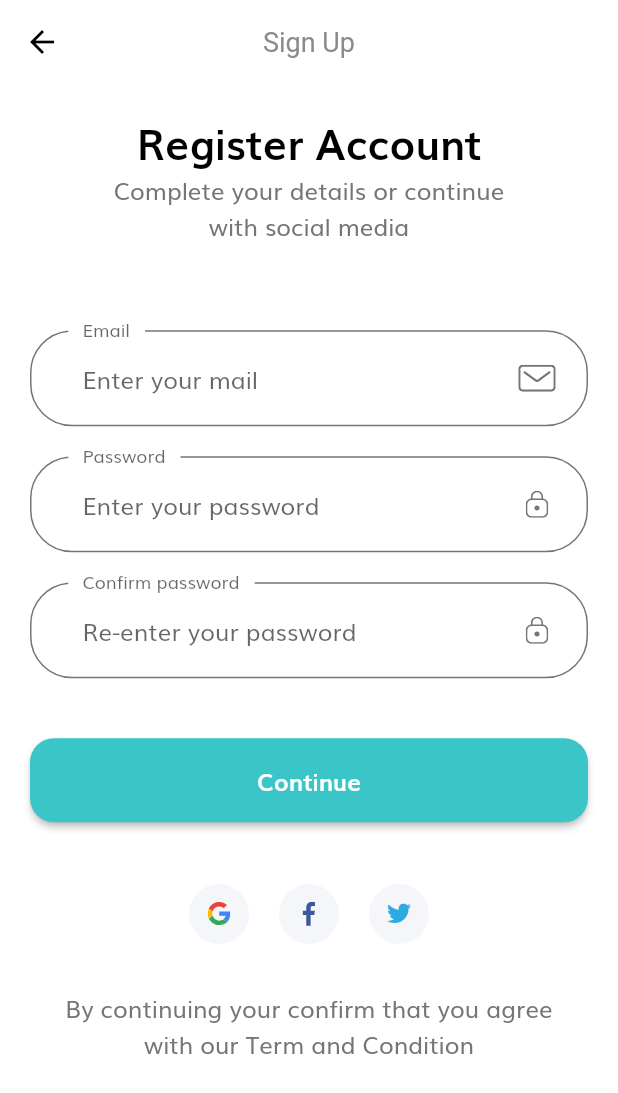
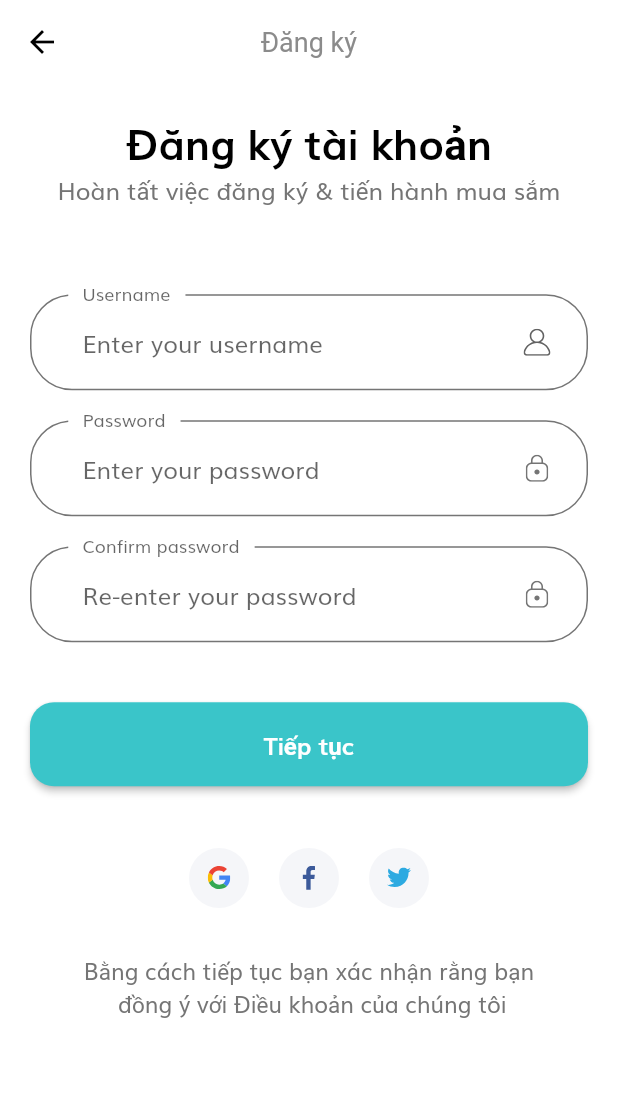
Before and after one commit to vannghia234/Ecommerce_App_withFlutter, a Flutter app: the SignUpScreen screen opened by its route, on a phone screen of 412 x 824 dp. Shown: the top 1093 px of the screen. Run offline on Flutter 3.47's test engine with Material 2 defaults, Android fonts, the phone set to English and light mode, and no system bars; our stand-ins replace device_preview, expandable_text, flashy_tab_bar2, flutter_rating_bar, flutter_svg, get and 4 more; accounts and stored records are empty.

Commit message:
complete handle login screen, register screen

```diff
--- a/lib/api/constant.dart
+++ b/lib/api/constant.dart
@@ -4,5 +4,5 @@ const accesstokenn =
 
 final headerAuthencication = <String, String>{
   'Content-Type': 'application/json',
-  'Authorization': 'Bearer $accesstokenn'
+  'Authorization': accesstokenn
 };
--- a/lib/configs/constant.dart
+++ b/lib/configs/constant.dart
@@ -27,15 +27,15 @@ final RegExp emailValidatorRegExp =
 const String kExistAccount = 'Tài khoản này không tồn tại';
 const String kInvalidUsernamePassword =
     'Tài khoản hoặc mật khẩu không chính xác';
-
+const String kInvalidEmail = "Định dạng email không hợp lệ";
 const String kUserNullError = "Vui lòng nhập username";
-const String kInvalidEmailError = "Please Enter Valid Email";
-const String kPassNullError = "Please Enter your password";
-const String kShortPassError = "Password is too short";
-const String kMatchPassError = "Passwords don't match";
-const String kNamelNullError = "Please Enter your name";
-const String kPhoneNumberNullError = "Please Enter your phone number";
-const String kAddressNullError = "Please Enter your address";
+const String kEmailError = "Vui lòng nhập email";
+const String kPassNullError = "Vui lòng nhập mật khẩu";
+const String kShortPassError = "Mật khẩu quá ngắn";
+const String kMatchPassError = "Mật khẩu không khớp nhau";
+const String kNamelNullError = "Vui lòng nhập tên";
+const String kPhoneNumberNullError = "Vui lòng nhập số điện thoại";
+const String kAddressNullError = "Vui lòng nhập địa chỉ";
 
 final otpInputDecoration = InputDecoration(
   contentPadding: const EdgeInsets.symmetric(vertical: 15),
--- a/lib/screens/complete_profile/complete_profile.dart
+++ b/lib/screens/complete_profile/complete_profile.dart
@@ -7,13 +7,18 @@ class CompleteProfileScreen extends StatelessWidget {
 
   @override
   Widget build(BuildContext context) {
+    final Map<String, dynamic> arg =
+        ModalRoute.of(context)!.settings.arguments as Map<String, dynamic>;
+
     return Scaffold(
       resizeToAvoidBottomInset: false,
       appBar: AppBar(
         centerTitle: true,
-        title: const Text('Sign Up'),
+        title: const Text('Đăng ký'),
       ),
-      body: const Body(),
+      body: Body(
+        agrs: arg,
+      ),
     );
   }
 }
--- a/lib/screens/complete_profile/components/body.dart
+++ b/lib/screens/complete_profile/components/body.dart
@@ -3,7 +3,8 @@ import 'package:flutter/material.dart';
 import '../complete_profile_form.dart';
 
 class Body extends StatelessWidget {
-  const Body({super.key});
+  const Body({super.key, required this.agrs});
+  final Map<String, dynamic> agrs;
 
   @override
   Widget build(BuildContext context) {
@@ -18,7 +19,7 @@ class Body extends StatelessWidget {
                 height: MediaQuery.of(context).size.height * 0.02,
               ),
               const Text(
-                'Complete Profile',
+                'Hoàn tất hồ sơ',
                 style: TextStyle(
                     fontWeight: FontWeight.bold,
                     fontSize: 28,
@@ -26,19 +27,22 @@ class Body extends StatelessWidget {
                     height: 1.5),
               ),
               const Text(
-                'Complete your details or continue \nwith social media',
+                'Hoàn tất hồ sơ của bạn \nđể tiếp tục với shop',
                 textAlign: TextAlign.center,
               ),
               SizedBox(
                 height: MediaQuery.of(context).size.height * 0.07,
               ),
-              const CompleteProfileForm(),
+              CompleteProfileForm(
+                agrs: agrs,
+              ),
               const SizedBox(
                 height: 30,
               ),
               const Text(
-                'By continuing your confirm that you agree \nwith our Term and Condition',
+                'Bằng cách tiếp tục bạn xác nhận rằng bạn\n đồng ý với Điều khoản của chúng tôi',
                 textAlign: TextAlign.center,
+                style: TextStyle(fontSize: 15),
               )
             ]),
           ),
--- a/lib/screens/sign_in/sign_in_screen.dart
+++ b/lib/screens/sign_in/sign_in_screen.dart
@@ -11,7 +11,7 @@ class SignInScreen extends StatelessWidget {
       resizeToAvoidBottomInset: false,
       appBar: AppBar(
         centerTitle: true,
-        title: const Text('Sign In'),
+        title: const Text('Đăng nhập'),
       ),
       body: const Body(),
     );
--- a/lib/screens/sign_up/components/Body.dart
+++ b/lib/screens/sign_up/components/Body.dart
@@ -20,7 +20,7 @@ class Body extends StatelessWidget {
                 height: MediaQuery.of(context).size.height * 0.02,
               ),
               const Text(
-                'Register Account',
+                'Đăng ký tài khoản',
                 style: TextStyle(
                     fontWeight: FontWeight.bold,
                     fontSize: 28,
@@ -28,7 +28,7 @@ class Body extends StatelessWidget {
                     height: 1.5),
               ),
               const Text(
-                'Complete your details or continue \nwith social media',
+                'Hoàn tất việc đăng ký & tiến hành mua sắm',
                 textAlign: TextAlign.center,
               ),
               SizedBox(
@@ -59,8 +59,9 @@ class Body extends StatelessWidget {
                 height: 30,
               ),
               const Text(
-                'By continuing your confirm that you agree \nwith our Term and Condition',
+                'Bằng cách tiếp tục bạn xác nhận rằng bạn\n đồng ý với Điều khoản của chúng tôi',
                 textAlign: TextAlign.center,
+                style: TextStyle(fontSize: 15),
               )
             ],
           ),
--- a/lib/screens/sign_up/components/signUpForm.dart
+++ b/lib/screens/sign_up/components/signUpForm.dart
@@ -15,7 +15,7 @@ class SignUpForm extends StatefulWidget {
 
 class _SignUpFormState extends State<SignUpForm> {
   final _formKey = GlobalKey<FormState>();
-  String? email;
+  String? username;
   String? password;
   String? confirmPassword;
   final List<String> errors = [];
@@ -25,7 +25,7 @@ class _SignUpFormState extends State<SignUpForm> {
     return Form(
       key: _formKey,
       child: Column(children: [
-        BuildEmailForm(),
+        BuildUsername(),
         const SizedBox(
           height: 20,
         ),
@@ -39,10 +39,12 @@ class _SignUpFormState extends State<SignUpForm> {
           height: 40,
         ),
         DefaultButton(
-          text: 'Continue',
+          text: 'Tiếp tục',
           press: () {
             if (_formKey.currentState!.validate() == true) {
-              Navigator.pushNamed(context, CompleteProfileScreen.routeName);
+              _formKey.currentState?.save();
+              Navigator.pushNamed(context, CompleteProfileScreen.routeName,
+                  arguments: {'username': username, 'password': password});
             }
           },
         )
@@ -73,7 +75,6 @@ class _SignUpFormState extends State<SignUpForm> {
       },
       onSaved: (newValue) => confirmPassword = newValue,
       obscureText: true,
-      keyboardType: TextInputType.emailAddress,
       cursorColor: Colors.black,
       decoration: const InputDecoration(
           hintText: 'Re-enter your password',
@@ -114,7 +115,6 @@ class _SignUpFormState extends State<SignUpForm> {
       },
       onSaved: (newValue) => password = newValue,
       obscureText: true,
-      keyboardType: TextInputType.emailAddress,
       cursorColor: Colors.black,
       decoration: const InputDecoration(
           hintText: 'Enter your password',
@@ -125,18 +125,13 @@ class _SignUpFormState extends State<SignUpForm> {
     );
   }
 
-  TextFormField BuildEmailForm() {
+  TextFormField BuildUsername() {
     return TextFormField(
-      onSaved: (newValue) => email = newValue,
+      onSaved: (newValue) => username = newValue,
       onChanged: (value) {
         if (value.isNotEmpty == true && errors.contains(kUserNullError)) {
           setState(() {
             errors.remove(kUserNullError);
-          });
-        } else if (emailValidatorRegExp.hasMatch(value) &&
-            errors.contains(kInvalidEmailError)) {
-          setState(() {
-            errors.remove(kInvalidEmailError);
           });
         }
       },
@@ -146,22 +141,15 @@ class _SignUpFormState extends State<SignUpForm> {
             errors.add(kUserNullError);
           });
           return "";
-        } else if (!emailValidatorRegExp.hasMatch(value!) &&
-            !errors.contains(kInvalidEmailError)) {
-          setState(() {
-            errors.add(kInvalidEmailError);
-          });
-          return "";
         }
         return null;
       },
-      keyboardType: TextInputType.emailAddress,
       cursorColor: Colors.black,
       decoration: const InputDecoration(
-          hintText: 'Enter your mail',
-          labelText: 'Email',
+          hintText: 'Enter your username',
+          labelText: 'Username',
           suffixIcon: CustomSuffix(
-            svgIcon: 'assets/icons/Mail.svg',
+            svgIcon: 'assets/icons/User.svg',
           )),
     );
   }
--- a/lib/screens/sign_up/signUpScreen.dart
+++ b/lib/screens/sign_up/signUpScreen.dart
@@ -12,7 +12,7 @@ class SignUpScreen extends StatelessWidget {
       resizeToAvoidBottomInset: false,
       appBar: AppBar(
         centerTitle: true,
-        title: const Text('Sign Up'),
+        title: const Text('Đăng ký'),
       ),
       body: const Body(),
     );
--- a/lib/widget/noAccountText.dart
+++ b/lib/widget/noAccountText.dart
@@ -14,15 +14,18 @@ class NoAccountText extends StatelessWidget {
       mainAxisAlignment: MainAxisAlignment.center,
       children: [
         const Text(
-          'Don\'t have an account? ',
+          'Bạn chưa có tài khoản?',
           style: TextStyle(fontSize: 16),
+        ),
+        const SizedBox(
+          width: 5,
         ),
         GestureDetector(
           onTap: () {
             Navigator.pushNamed(context, SignUpScreen.routeName);
           },
           child: const Text(
-            'Sign Up',
+            'Đăng ký',
             style: TextStyle(fontSize: 16, color: kPrimaryColor),
           ),
         )
```
Also changed, not shown: assets/animations/loading.json (added, +1 -0 lines), lib/screens/complete_profile/complete_profile_form.dart (+68 -14 lines), lib/screens/forgot_password/components/body.dart (+4 -4 lines), lib/screens/sign_in/components/sign_in_form.dart (+19 -7 lines), lib/widget/show_loading_animation.dart (added, +16 -0 lines).
